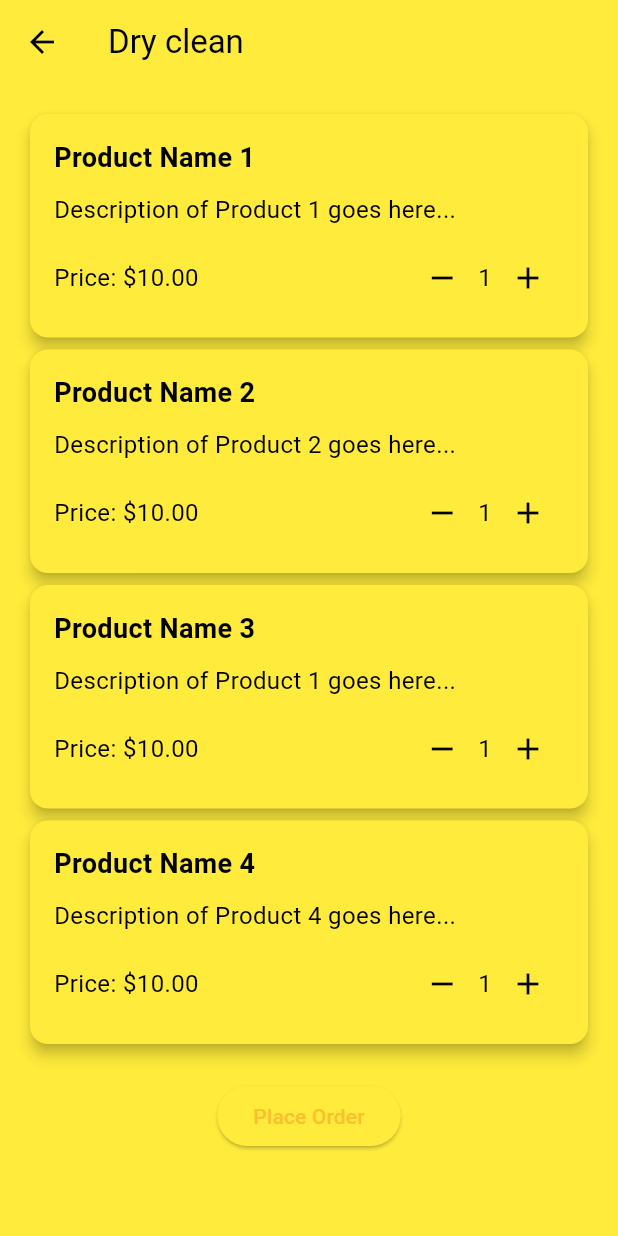
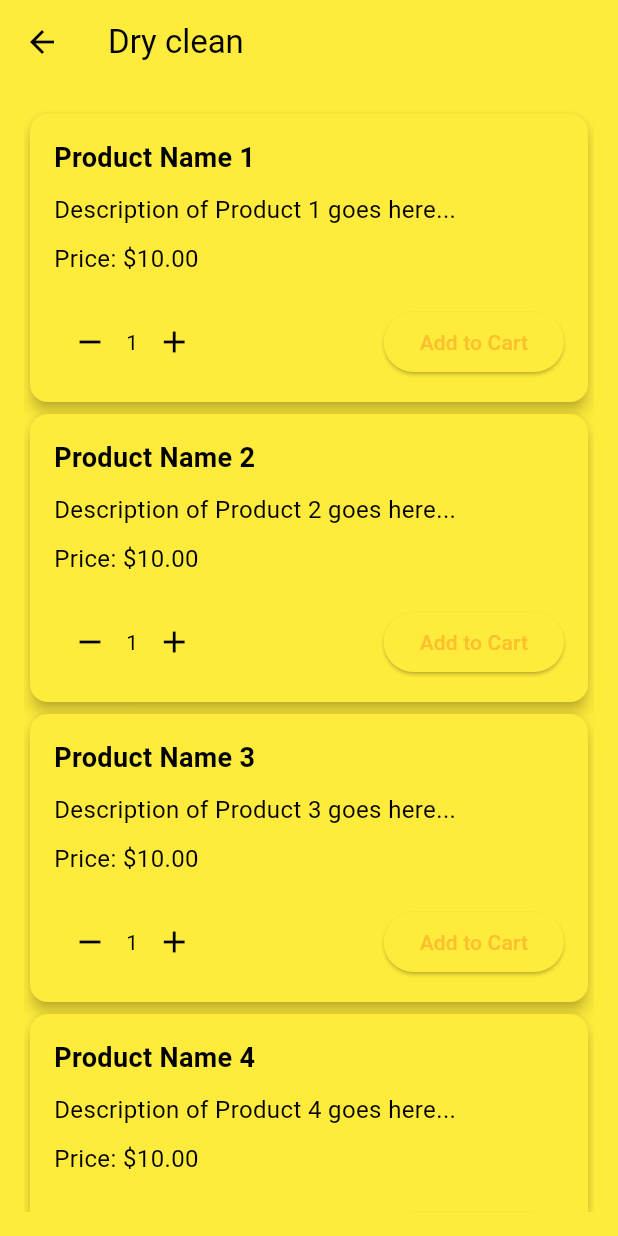
Before and after one commit to codernoob1/wash_out, a Flutter app: the OrderDetails screen opened directly, on a phone screen of 412 x 824 dp. Run offline on Flutter 3.47's test engine with Material 3 defaults, Android fonts, the phone set to English and light mode, and no system bars; network calls fail.

Commit message:
place_order multipage page build

```diff
--- /dev/null
+++ b/lib/pages/cart.dart
@@ -0,0 +1,66 @@
+class CartItem {
+  final String productName;
+  final String description;
+  final double price;
+  int quantity;
+
+  CartItem({
+    required this.productName,
+    required this.description,
+    required this.price,
+    required this.quantity,
+  });
+}
+
+class Cart {
+  List<CartItem> _items = [];
+
+  List<CartItem> get items => List<CartItem>.unmodifiable(_items);
+
+  int get itemCount => _items.length;
+
+  double get total {
+    return _items.fold(0, (previousValue, item) => previousValue + (item.price * item.quantity));
+  }
+
+  void addToCart(CartItem item) {
+    // Check if the item already exists in the cart
+    final existingItemIndex = _items.indexWhere((existingItem) => existingItem.productName == item.productName);
+
+    if (existingItemIndex != -1) {
+      // If the item exists, update its quantity
+      _items[existingItemIndex].quantity += item.quantity;
+    } else {
+      // If the item does not exist, add it to the cart
+      _items.add(item);
+    }
+  }
+
+  void removeFromCart(String productName) {
+    final existingItemIndex = _items.indexWhere((item) => item.productName == productName);
+
+    if (existingItemIndex != -1) {
+      // If the item exists, remove it from the cart
+      _items.removeAt(existingItemIndex);
+    } else {
+      // If the item does not exist, throw an error
+      throw Exception('Item not found in cart.');
+    }
+  }
+
+  void updateQuantity(String productName, int newQuantity) {
+    final existingItem = _items.firstWhere((item) => item.productName == productName, orElse: () => throw Exception('Item not found in cart.'));
+
+    if (newQuantity > 0) {
+      // If the new quantity is valid, update the quantity of the item
+      existingItem.quantity = newQuantity;
+    } else {
+      // If the new quantity is invalid, throw an error
+      throw Exception('Invalid quantity.');
+    }
+  }
+
+  void clearCart() {
+    _items.clear();
+  }
+}
--- a/lib/pages/home_page.dart
+++ b/lib/pages/home_page.dart
@@ -171,7 +171,7 @@ class _HomePageState extends State<HomePage> {
           ),
           BottomNavigationBarItem(
             icon: Icon(Icons.shopping_cart),
-            label: 'Order',
+            label: 'Cart',
           ),
           BottomNavigationBarItem(
             icon: Icon(Icons.person),
--- a/lib/pages/order_details.dart
+++ b/lib/pages/order_details.dart
@@ -1,7 +1,6 @@
-// ignore_for_file: prefer_const_constructors
-
 import 'package:flutter/material.dart';
-import 'package:wash_out/pages/orderitem_card.dart';
+import 'package:wash_out/pages/orderitem_card.dart'; // Import the OrderItemCard
+import 'cart.dart'; // Import the Cart class
 
 class OrderDetails extends StatefulWidget {
   final String text;
@@ -13,6 +12,8 @@ class OrderDetails extends StatefulWidget {
 }
 
 class _OrderDetailsState extends State<OrderDetails> {
+  Cart _cart = Cart(); // Create an instance of the Cart class
+
   @override
   Widget build(BuildContext context) {
     return Scaffold(
@@ -26,30 +27,47 @@ class _OrderDetailsState extends State<OrderDetails> {
             crossAxisAlignment: CrossAxisAlignment.start,
             children: [
               OrderItemCard(
-                productName: 'Product Name 1',
+                product: Product(
+                  name: 'Product Name 1',
                   description: 'Description of Product 1 goes here...',
                   price: 10.00,
                 ),
+                cart: _cart, // Pass the cart object to the OrderItemCard
+              ),
               OrderItemCard(
-                productName: 'Product Name 2',
+                product: Product(
+                  name: 'Product Name 2',
                   description: 'Description of Product 2 goes here...',
                   price: 10.00,
                 ),
+                cart: _cart, // Pass the cart object to the OrderItemCard
+              ),
               OrderItemCard(
-                productName: 'Product Name 3',
-                description: 'Description of Product 1 goes here...',
+                product: Product(
+                  name: 'Product Name 3',
+                  description: 'Description of Product 3 goes here...',
                   price: 10.00,
                 ),
+                cart: _cart, // Pass the cart object to the OrderItemCard
+              ),
               OrderItemCard(
-                productName: 'Product Name 4',
+                product: Product(
+                  name: 'Product Name 4',
                   description: 'Description of Product 4 goes here...',
                   price: 10.00,
+                ),
+                cart: _cart, // Pass the cart object to the OrderItemCard
               ),
               SizedBox(height: 20),
               Center(
                 child: ElevatedButton(
                   onPressed: () {
-                    // logic of order now button
+                    // Logic for "Place Order" button
+                    // You can access cart items and perform order-related operations here
+                    // For example:
+                    // _cart.items.forEach((item) {
+                    //   print('Product: ${item.productName}, Quantity: ${item.quantity}');
+                    // });
                   },
                   child: Text('Place Order'),
                 ),
--- a/lib/pages/orderitem_card.dart
+++ b/lib/pages/orderitem_card.dart
@@ -1,14 +1,28 @@
+
 import 'package:flutter/material.dart';
-class OrderItemCard extends StatefulWidget {
-  final String productName;
+import 'cart.dart';
+import 'go_to_cart.dart'; // Import the GoToCartPage
+
+class Product {
+  final String name;
   final String description;
   final double price;
 
+  Product({
+    required this.name,
+    required this.description,
+    required this.price,
+  });
+}
+
+class OrderItemCard extends StatefulWidget {
+  final Product product;
+  final Cart cart;
+
   const OrderItemCard({
     Key? key,
-    required this.productName,
-    required this.description,
-    required this.price,
+    required this.product,
+    required this.cart,
   }) : super(key: key);
 
   @override
@@ -16,6 +30,7 @@ class OrderItemCard extends StatefulWidget {
 }
 
 class _OrderItemCardState extends State<OrderItemCard> {
+  bool addedToCart = false;
   int quantity = 1;
 
   @override
@@ -28,7 +43,7 @@ class _OrderItemCardState extends State<OrderItemCard> {
           crossAxisAlignment: CrossAxisAlignment.start,
           children: [
             Text(
-              widget.productName,
+              widget.product.name,
               style: TextStyle(
                 fontSize: 18,
                 fontWeight: FontWeight.bold,
@@ -36,17 +51,18 @@ class _OrderItemCardState extends State<OrderItemCard> {
             ),
             SizedBox(height: 10),
             Text(
-              widget.description,
+              widget.product.description,
               style: TextStyle(fontSize: 16),
             ),
             SizedBox(height: 10),
+            Text(
+              'Price: \$${(widget.product.price * quantity).toStringAsFixed(2)}',
+              style: TextStyle(fontSize: 16),
+            ),
+            SizedBox(height: 20),
             Row(
               mainAxisAlignment: MainAxisAlignment.spaceBetween,
               children: [
-                Text(
-                  'Price: \$${widget.price.toStringAsFixed(2)}',
-                  style: TextStyle(fontSize: 16),
-                ),
                 Row(
                   children: [
                     IconButton(
@@ -57,10 +73,7 @@ class _OrderItemCardState extends State<OrderItemCard> {
                       },
                       icon: Icon(Icons.remove),
                     ),
-                    Text(
-                      quantity.toString(),
-                      style: TextStyle(fontSize: 16),
-                    ),
+                    Text('$quantity'),
                     IconButton(
                       onPressed: () {
                         setState(() {
@@ -71,6 +84,38 @@ class _OrderItemCardState extends State<OrderItemCard> {
                     ),
                   ],
                 ),
+                ElevatedButton(
+                  onPressed: () {
+                    if (!addedToCart) {
+                      widget.cart.addToCart(CartItem(
+                        productName: widget.product.name,
+                        description: widget.product.description,
+                        price: widget.product.price,
+                        quantity: quantity,
+                      ));
+                      setState(() {
+                        addedToCart = true;
+                      });
+                      ScaffoldMessenger.of(context).showSnackBar(
+                        SnackBar(content: Text('Added to Cart')),
+                      );
+                    } else {
+                      // Navigate to GoToCartPage if already added to cart
+                      Navigator.push(
+                        context,
+                        MaterialPageRoute(
+                          builder: (context) => GoToCartPage(cart: widget.cart),
+                        ),
+                      ).then((_) {
+                        // Update state when returning from GoToCartPage
+                        setState(() {
+                          addedToCart = true; // We're still in the cart
+                        });
+                      });
+                    }
+                  },
+                  child: Text(addedToCart ? 'Go to Cart' : 'Add to Cart'),
+                ),
               ],
             ),
           ],
```
Also changed, not shown: lib/pages/go_to_cart.dart (added, +58 -0 lines), lib/pages/place_order.dart (added, +145 -0 lines). Lines whose indentation alone changed are shown as unchanged.
